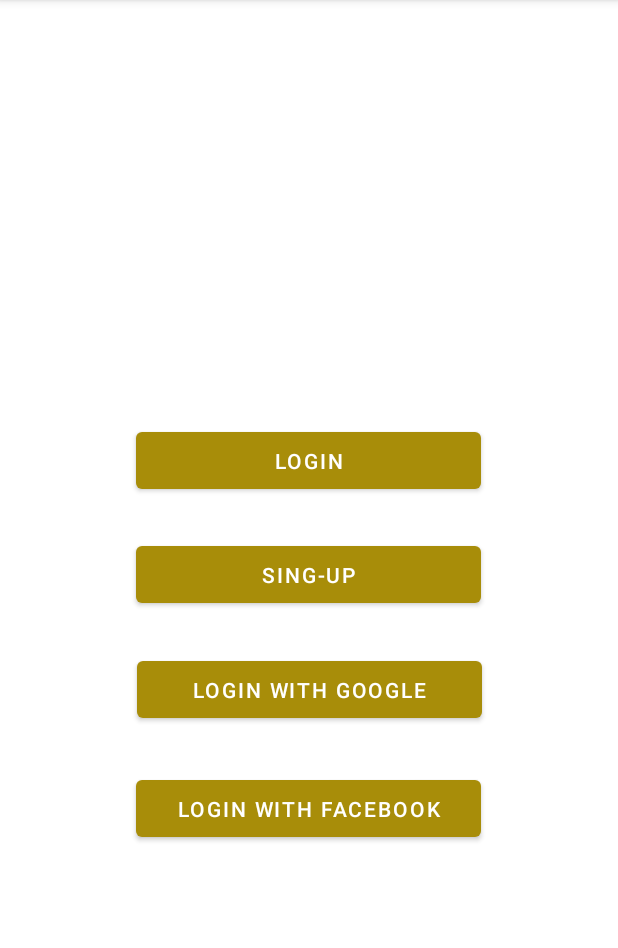
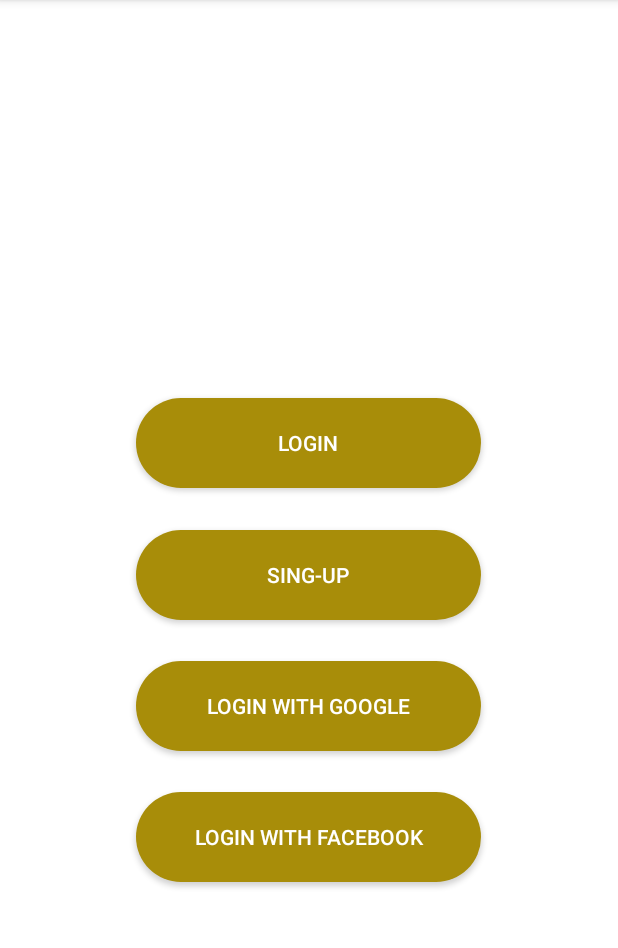
Before and after one commit to lucaLP98/CineMates20_Mobile, an Android app: the screen it shows after launch (MainActivity), on a phone screen of 412 x 824 dp, the part 84-1032 px from its top. Run offline under Robolectric (Android 15) with nearby library versions, the phone set to English and light mode, and no system bars.

Commit message:
Aggiunte risorse SHAPE per pulsanti

```diff
--- /dev/null
+++ b/app/src/main/res/drawable/button_background.xml
@@ -0,0 +1,17 @@
+<?xml version="1.0" encoding="utf-8"?>
+<selector xmlns:android="http://schemas.android.com/apk/res/android">
+
+    <!--  Pressed -->
+    <item android:state_pressed="true" android:drawable="@drawable/button_shape_pressed">
+    </item>
+
+    <!--  Focused states -->
+    <item android:state_focused="true" android:drawable="@drawable/button_shape_focused">
+    </item>
+
+    <!--  default -->
+    <item android:drawable="@drawable/button_shape">
+    </item>
+
+
+</selector>
--- /dev/null
+++ b/app/src/main/res/drawable/button_shape.xml
@@ -0,0 +1,11 @@
+<?xml version="1.0" encoding="utf-8"?>
+<shape xmlns:android="http://schemas.android.com/apk/res/android"
+    android:shape="rectangle">
+
+    <corners android:radius="50dp" />
+
+    <solid android:color="@color/Cinemate_yellow_clear"/>
+
+    <stroke android:width="0dp" android:color="@color/black" />
+
+</shape>
--- /dev/null
+++ b/app/src/main/res/drawable/button_shape_focused.xml
@@ -0,0 +1,11 @@
+<?xml version="1.0" encoding="utf-8"?>
+<shape xmlns:android="http://schemas.android.com/apk/res/android"
+    android:shape="rectangle">
+
+    <corners android:radius="50dp" />
+
+    <solid android:color="@color/Cinemate_yellow_dark"/>
+
+    <stroke android:width="0dp" android:color="@color/black" />
+
+</shape>
--- /dev/null
+++ b/app/src/main/res/drawable/button_shape_pressed.xml
@@ -0,0 +1,11 @@
+<?xml version="1.0" encoding="utf-8"?>
+<shape xmlns:android="http://schemas.android.com/apk/res/android"
+    android:shape="rectangle">
+
+    <corners android:radius="50dp" />
+
+    <solid android:color="@color/Cinemate_yellow_dark"/>
+
+    <stroke android:width="0dp" android:color="@color/black" />
+
+</shape>
--- a/app/src/main/res/layout/fragment_access.xml
+++ b/app/src/main/res/layout/fragment_access.xml
@@ -10,34 +10,41 @@
         android:layout_width="match_parent"
         android:layout_height="match_parent">
 
-        <Button
+        <android.widget.Button
             android:id="@+id/facebookLoginButton"
             android:layout_width="230dp"
-            android:layout_height="50dp"
+            android:layout_height="60dp"
+            android:background="@drawable/button_background"
             android:text="@string/facebookLogin"
+            android:textColor="@color/white"
             app:layout_constraintBottom_toBottomOf="parent"
             app:layout_constraintEnd_toEndOf="parent"
             app:layout_constraintHorizontal_bias="0.497"
             app:layout_constraintStart_toStartOf="parent"
             app:layout_constraintTop_toTopOf="parent"
-            app:layout_constraintVertical_bias="0.716" />
+            app:layout_constraintVertical_bias="0.746" />
 
-        <Button
+        <android.widget.Button
             android:id="@+id/googleLoginButton"
             android:layout_width="230dp"
-            android:layout_height="50dp"
+            android:layout_height="60dp"
+            android:background="@drawable/button_background"
             android:text="@string/googleLogin"
+            android:textColor="@color/white"
             app:layout_constraintBottom_toBottomOf="parent"
             app:layout_constraintEnd_toEndOf="parent"
+            app:layout_constraintHorizontal_bias="0.497"
             app:layout_constraintStart_toStartOf="parent"
             app:layout_constraintTop_toTopOf="parent"
-            app:layout_constraintVertical_bias="0.605" />
+            app:layout_constraintVertical_bias="0.622" />
 
-        <Button
+        <android.widget.Button
             android:id="@+id/singUpButton"
             android:layout_width="230dp"
-            android:layout_height="50dp"
+            android:layout_height="60dp"
+            android:background="@drawable/button_background"
             android:text="@string/singup"
+            android:textColor="@color/white"
             app:layout_constraintBottom_toBottomOf="parent"
             app:layout_constraintEnd_toEndOf="parent"
             app:layout_constraintHorizontal_bias="0.497"
@@ -45,16 +52,18 @@
             app:layout_constraintTop_toTopOf="parent"
             app:layout_constraintVertical_bias="0.499" />
 
-        <Button
+        <android.widget.Button
             android:id="@+id/loginButton"
             android:layout_width="230dp"
-            android:layout_height="50dp"
+            android:layout_height="60dp"
+            android:background="@drawable/button_background"
             android:text="@string/login"
+            android:textColor="@color/white"
             app:layout_constraintBottom_toBottomOf="parent"
             app:layout_constraintEnd_toEndOf="parent"
             app:layout_constraintHorizontal_bias="0.497"
             app:layout_constraintStart_toStartOf="parent"
             app:layout_constraintTop_toTopOf="parent"
-            app:layout_constraintVertical_bias="0.393" />
+            app:layout_constraintVertical_bias="0.375" />
     </androidx.constraintlayout.widget.ConstraintLayout>
 </FrameLayout>
```
